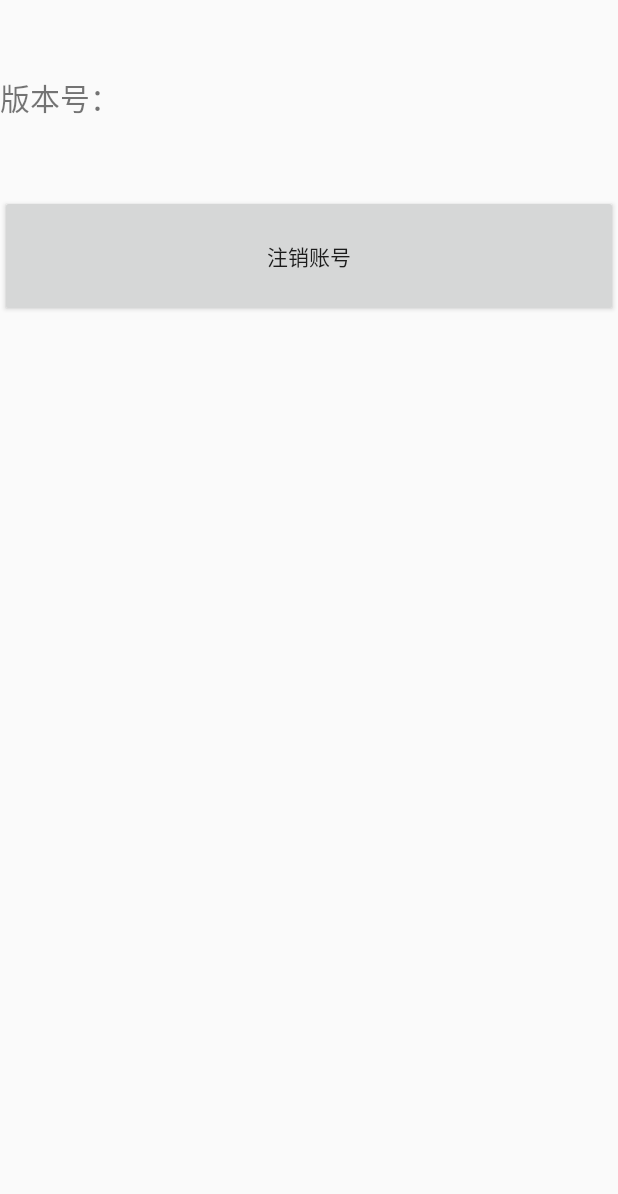
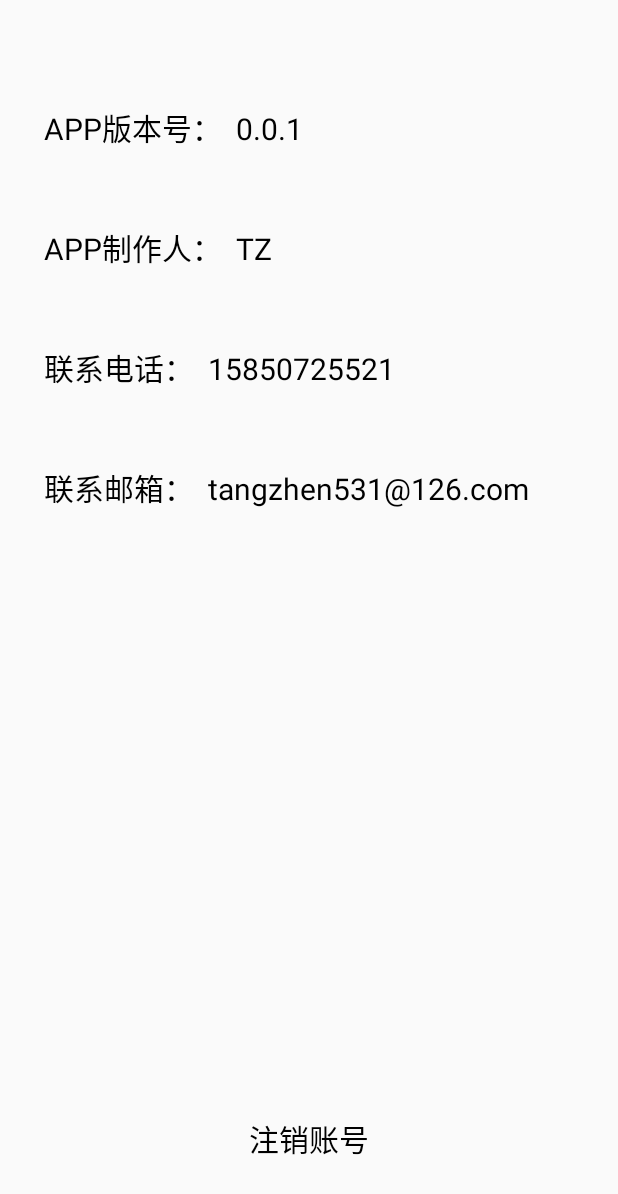
Before and after one commit to Miao-T/Android-APP-of-Sport, an Android app: the layout activity_setting.xml on its own in the app's theme, with its tools: preview values and no code run, on a phone screen of 412 x 824 dp. Shown: the top 1194 px of the screen. Run offline under Robolectric (Android 15) with nearby library versions, the phone set to English and light mode, and no system bars.

Commit message:
4月15日：TIME_TICK/DBConnection + BarChart

```diff
--- a/app/src/main/java/com/example/login_register/BLE/ScanBLEActivity.java
+++ b/app/src/main/java/com/example/login_register/BLE/ScanBLEActivity.java
@@ -142,6 +142,7 @@ public class ScanBLEActivity extends BaseActivity {
                             Intent intent = new Intent(ScanBLEActivity.this, MainActivity.class);
                             intent.putExtra("FinishScan",true);
                             intent.putExtra("DeviceMac",mBluetoothDevice.getAddress());
+                            intent.putExtra("DeviceName",mBluetoothDevice.getName());
                             intent.putExtra("RememberDevice",false);
                             startActivity(intent);
                             finish();
--- a/app/src/main/java/com/example/login_register/Broadcast/BLEStateBroadcastReceiver.java
+++ b/app/src/main/java/com/example/login_register/Broadcast/TimerBroadcastReceiver.java
@@ -3,10 +3,11 @@ package com.example.login_register.Broadcast;
 import android.content.BroadcastReceiver;
 import android.content.Context;
 import android.content.Intent;
+import android.util.Log;
 
-public class BLEStateBroadcastReceiver extends BroadcastReceiver {
+public class TimerBroadcastReceiver extends BroadcastReceiver {
     @Override
     public void onReceive(Context context, Intent intent) {
-        String action = intent.getAction();
+        Log.d("BLEtimer","time change");
     }
 }
--- a/app/src/main/res/layout/activity_alter_user_info.xml
+++ b/app/src/main/res/layout/activity_alter_user_info.xml
@@ -1,9 +1,9 @@
 <?xml version="1.0" encoding="utf-8"?>
-<androidx.constraintlayout.widget.ConstraintLayout xmlns:android="http://schemas.android.com/apk/res/android"
+<RelativeLayout xmlns:android="http://schemas.android.com/apk/res/android"
     xmlns:app="http://schemas.android.com/apk/res-auto"
     xmlns:tools="http://schemas.android.com/tools"
     android:layout_width="match_parent"
     android:layout_height="match_parent"
     tools:context=".AlterUserInfoActivity">
 
-</androidx.constraintlayout.widget.ConstraintLayout>
+</RelativeLayout>
--- a/app/src/main/res/layout/activity_setting.xml
+++ b/app/src/main/res/layout/activity_setting.xml
@@ -4,21 +4,68 @@
     xmlns:tools="http://schemas.android.com/tools"
     android:layout_width="match_parent"
     android:layout_height="match_parent"
-    tools:context=".SettingActivity">
+    tools:context=".SettingActivity"
+    android:padding="20dp">
 
     <TextView
         android:id="@+id/tv_version"
         android:layout_width="match_parent"
         android:layout_height="wrap_content"
-        android:text="版本号："
+        android:text="  APP版本号：  0.0.1"
         android:textSize="20sp"
+        android:textColor="@color/colorBlack"
         android:layout_marginTop="50dp"/>
-    <Button
-        android:id="@+id/btn_cancelAccount"
+
+    <TextView
+        android:id="@+id/tv_producer"
         android:layout_width="match_parent"
         android:layout_height="wrap_content"
-        android:text="注销账号"
-        android:padding="30dp"
-        android:layout_below="@id/tv_version"
-        android:layout_marginTop="50dp"/>
+        android:text="  APP制作人：  TZ"
+        android:textSize="20sp"
+        android:textColor="@color/colorBlack"
+        android:layout_marginTop="50dp"
+        android:layout_below="@id/tv_version"/>
+
+    <TextView
+        android:id="@+id/tv_contactWithProducerPhone"
+        android:layout_width="match_parent"
+        android:layout_height="wrap_content"
+        android:text="  联系电话：  15850725521"
+        android:textSize="20sp"
+        android:textColor="@color/colorBlack"
+        android:layout_marginTop="50dp"
+        android:layout_below="@id/tv_producer"/>
+
+    <TextView
+        android:id="@+id/tv_contactWithProducerEmail"
+        android:layout_width="match_parent"
+        android:layout_height="wrap_content"
+        android:text="  联系邮箱：  tangzhen531@126.com"
+        android:textSize="20sp"
+        android:textColor="@color/colorBlack"
+        android:layout_marginTop="50dp"
+        android:layout_below="@id/tv_contactWithProducerPhone"/>
+
+    <LinearLayout
+        android:layout_width="match_parent"
+        android:layout_height="match_parent"
+        android:orientation="vertical">
+    </LinearLayout>
+
+
+    <LinearLayout
+        android:layout_width="match_parent"
+        android:layout_height="wrap_content"
+        android:layout_alignParentBottom="true"
+        android:orientation="vertical">
+        <TextView
+            android:id="@+id/btn_cancelAccount"
+            android:layout_width="match_parent"
+            android:layout_height="60dp"
+            android:text="注销账号"
+            android:textSize="20sp"
+            android:gravity="center_horizontal"
+            android:textColor="@color/colorBlack"/>
+    </LinearLayout>
+
 </RelativeLayout>
```
Also changed, not shown: app/src/main/AndroidManifest.xml (+23 -15 lines), app/src/main/java/com/example/login_register/AliSqlActivity.java (+10 -1 lines), app/src/main/java/com/example/login_register/BarActivity.java (+50 -12 lines), app/src/main/java/com/example/login_register/Broadcast/BroadcastNetworkActivity.java (+27 -16 lines), app/src/main/java/com/example/login_register/CloudSQL/DBConnection.java (+53 -0 lines), app/src/main/java/com/example/login_register/DeviceActivity.java (added, +45 -0 lines), app/src/main/java/com/example/login_register/Fragments/ChartFragment.java (added, +7 -0 lines), app/src/main/java/com/example/login_register/Fragments/MineFragment.java (+15 -12 lines), app/src/main/java/com/example/login_register/MPAndroidChart/MyFormatter.java (+4 -4 lines), app/src/main/java/com/example/login_register/MainActivity.java (+33 -30 lines), app/src/main/java/com/example/login_register/Service/TimerService.java (added, +45 -0 lines), app/src/main/java/com/example/login_register/SettingActivity.java (+5 -7 lines), app/src/main/res/layout/activity_device.xml (added, +31 -0 lines), app/src/main/res/layout/fragment_chart.xml (added, +94 -0 lines), 1 more files.
